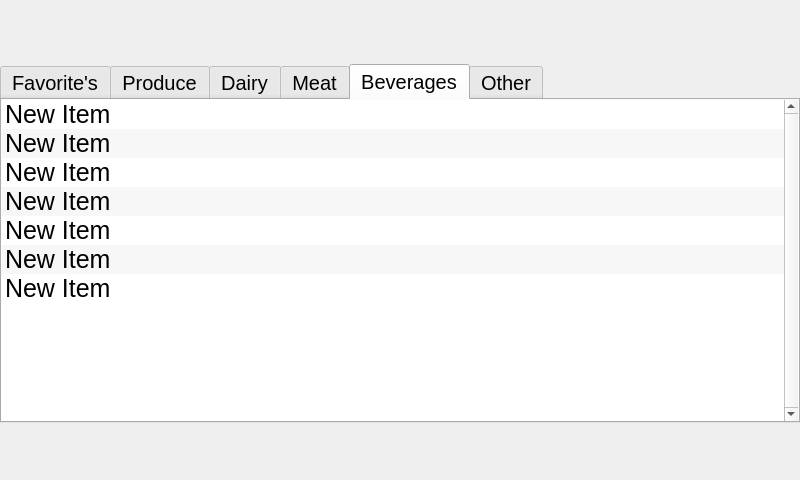
Above: Windows/favoriteWindow.ui from addisonElliott/SmartShopTouchScreen before the change. Below: the same form after it.
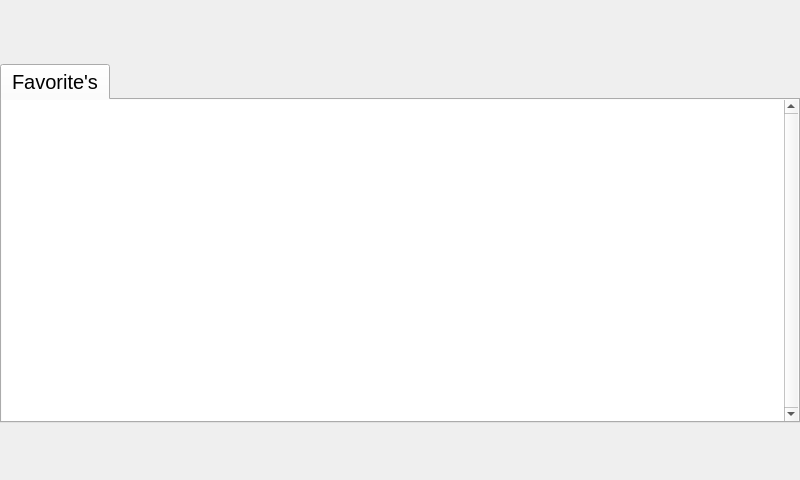
That is the form after the change. The open tabs and pages were chosen to show the change. Icons and pictures are not drawn. Custom widgets are drawn as their Qt base class.

```diff
--- a/Windows/favoriteWindow.ui
+++ b/Windows/favoriteWindow.ui
@@ -42,7 +42,7 @@
   <property name="unifiedTitleAndToolBarOnMac" stdset="0">
    <bool>false</bool>
   </property>
-  <layout class="QGridLayout" name="gridLayout" columnstretch="1,0,0">
+  <layout class="QGridLayout" name="gridLayout" columnstretch="1,1,1">
    <property name="leftMargin">
     <number>0</number>
    </property>
@@ -58,11 +58,25 @@
    <property name="spacing">
     <number>0</number>
    </property>
-   <item row="0" column="0" rowspan="2">
+   <item row="2" column="0" colspan="3">
+    <layout class="QGridLayout" name="gridLayout_5" columnstretch="1,1,1">
+     <property name="leftMargin">
+      <number>0</number>
+     </property>
+     <property name="rightMargin">
+      <number>0</number>
+     </property>
+     <property name="bottomMargin">
+      <number>0</number>
+     </property>
+     <item row="0" column="0">
     <layout class="QHBoxLayout" name="horizontalLayout_2">
      <property name="leftMargin">
       <number>5</number>
      </property>
+       <property name="rightMargin">
+        <number>5</number>
+       </property>
      <item>
       <widget class="QPushButton" name="backBtn">
        <property name="sizePolicy">
@@ -117,20 +131,7 @@
      </item>
     </layout>
    </item>
-   <item row="0" column="2" rowspan="2">
-    <spacer name="horizontalSpacer_5">
-     <property name="orientation">
-      <enum>Qt::Horizontal</enum>
-     </property>
-     <property name="sizeHint" stdset="0">
-      <size>
-       <width>260</width>
-       <height>63</height>
-      </size>
-     </property>
-    </spacer>
-   </item>
-   <item row="0" column="1" rowspan="2">
+     <item row="0" column="1">
     <widget class="QPushButton" name="homeBtn">
      <property name="sizePolicy">
       <sizepolicy hsizetype="Fixed" vsizetype="Maximum">
@@ -163,8 +164,36 @@
      </property>
     </widget>
    </item>
-   <item row="2" column="0" colspan="3">
-    <widget class="QTabWidget" name="tabWidget">
+     <item row="0" column="2">
+      <spacer name="horizontalSpacer_5">
+       <property name="orientation">
+        <enum>Qt::Horizontal</enum>
+       </property>
+       <property name="sizeHint" stdset="0">
+        <size>
+         <width>260</width>
+         <height>63</height>
+        </size>
+       </property>
+      </spacer>
+     </item>
+    </layout>
+   </item>
+   <item row="4" column="0">
+    <spacer name="horizontalSpacer_4">
+     <property name="orientation">
+      <enum>Qt::Horizontal</enum>
+     </property>
+     <property name="sizeHint" stdset="0">
+      <size>
+       <width>40</width>
+       <height>20</height>
+      </size>
+     </property>
+    </spacer>
+   </item>
+   <item row="3" column="0" colspan="3">
+    <widget class="QTabWidget" name="categoryTabWidget">
      <property name="sizePolicy">
       <sizepolicy hsizetype="Expanding" vsizetype="Expanding">
        <horstretch>0</horstretch>
@@ -190,7 +219,7 @@
      <property name="currentIndex">
       <number>1</number>
      </property>
-     <widget class="QWidget" name="tabWidgetPage1">
+     <widget class="QWidget" name="favoritesTab">
       <attribute name="title">
        <string>Favorite's</string>
       </attribute>
@@ -297,179 +326,9 @@
        </item>
       </layout>
      </widget>
-     <widget class="QWidget" name="tabWidgetPage2">
-      <attribute name="title">
-       <string>Produce</string>
-      </attribute>
-      <layout class="QGridLayout" name="gridLayout_2">
-       <item row="1" column="0">
-        <widget class="QLabel" name="label_8">
-         <property name="text">
-          <string>TextLabel</string>
-         </property>
-         <property name="alignment">
-          <set>Qt::AlignCenter</set>
-         </property>
-         <property name="wordWrap">
-          <bool>true</bool>
-         </property>
-        </widget>
-       </item>
-       <item row="0" column="0">
-        <widget class="QLabel" name="label_7">
-         <property name="text">
-          <string>TextLabel</string>
-         </property>
-         <property name="alignment">
-          <set>Qt::AlignCenter</set>
-         </property>
-         <property name="wordWrap">
-          <bool>true</bool>
-         </property>
-        </widget>
-       </item>
-       <item row="1" column="1">
-        <widget class="QPushButton" name="pushButton_13">
-         <property name="sizePolicy">
-          <sizepolicy hsizetype="Minimum" vsizetype="Fixed">
-           <horstretch>0</horstretch>
-           <verstretch>0</verstretch>
-          </sizepolicy>
-         </property>
-         <property name="text">
-          <string>PushButton</string>
-         </property>
-        </widget>
-       </item>
-       <item row="0" column="1">
-        <widget class="QToolButton" name="toolButton_8">
-         <property name="text">
-          <string>PushButton</string>
-         </property>
-        </widget>
-       </item>
-      </layout>
-     </widget>
-     <widget class="QWidget" name="tabWidgetPage3">
-      <attribute name="title">
-       <string>Dairy</string>
-      </attribute>
-     </widget>
-     <widget class="QWidget" name="tabWidgetPage4">
-      <attribute name="title">
-       <string>Meat</string>
-      </attribute>
-     </widget>
-     <widget class="QWidget" name="tabWidgetPage5">
-      <attribute name="title">
-       <string>Beverages</string>
-      </attribute>
-      <layout class="QGridLayout" name="gridLayout_3">
-       <property name="leftMargin">
-        <number>0</number>
-       </property>
-       <property name="topMargin">
-        <number>0</number>
-       </property>
-       <property name="rightMargin">
-        <number>0</number>
-       </property>
-       <property name="bottomMargin">
-        <number>0</number>
-       </property>
-       <item row="0" column="0">
-        <widget class="QListWidget" name="listWidget">
-         <property name="font">
-          <font>
-           <pointsize>19</pointsize>
-          </font>
-         </property>
-         <property name="styleSheet">
-          <string notr="true"/>
-         </property>
-         <property name="frameShape">
-          <enum>QFrame::NoFrame</enum>
-         </property>
-         <property name="frameShadow">
-          <enum>QFrame::Plain</enum>
-         </property>
-         <property name="verticalScrollBarPolicy">
-          <enum>Qt::ScrollBarAlwaysOn</enum>
-         </property>
-         <property name="horizontalScrollBarPolicy">
-          <enum>Qt::ScrollBarAlwaysOff</enum>
-         </property>
-         <property name="editTriggers">
-          <set>QAbstractItemView::NoEditTriggers</set>
-         </property>
-         <property name="dragDropMode">
-          <enum>QAbstractItemView::DragDrop</enum>
-         </property>
-         <property name="defaultDropAction">
-          <enum>Qt::ActionMask</enum>
-         </property>
-         <property name="alternatingRowColors">
-          <bool>true</bool>
-         </property>
-         <property name="selectionMode">
-          <enum>QAbstractItemView::MultiSelection</enum>
-         </property>
-         <property name="verticalScrollMode">
-          <enum>QAbstractItemView::ScrollPerPixel</enum>
-         </property>
-         <property name="horizontalScrollMode">
-          <enum>QAbstractItemView::ScrollPerPixel</enum>
-         </property>
-         <property name="flow">
-          <enum>QListView::TopToBottom</enum>
-         </property>
-         <item>
-          <property name="text">
-           <string>New Item</string>
-          </property>
-         </item>
-         <item>
-          <property name="text">
-           <string>New Item</string>
-          </property>
-         </item>
-         <item>
-          <property name="text">
-           <string>New Item</string>
-          </property>
-         </item>
-         <item>
-          <property name="text">
-           <string>New Item</string>
-          </property>
-         </item>
-         <item>
-          <property name="text">
-           <string>New Item</string>
-          </property>
-         </item>
-         <item>
-          <property name="text">
-           <string>New Item</string>
-          </property>
-         </item>
-         <item>
-          <property name="text">
-           <string>New Item</string>
-          </property>
-         </item>
-        </widget>
-       </item>
-      </layout>
-     </widget>
-     <widget class="QWidget" name="tabWidgetPage6">
-      <attribute name="title">
-       <string>Other</string>
-      </attribute>
-     </widget>
-    </widget>
-   </item>
-   <item row="3" column="1">
+    </widget>
+   </item>
+   <item row="4" column="1">
     <widget class="QWidget" name="floatingBtnWidget" native="true">
      <property name="styleSheet">
       <string notr="true">background-color: rgba(0,0,0,0);</string>
@@ -570,7 +429,7 @@
      </layout>
     </widget>
    </item>
-   <item row="3" column="2">
+   <item row="4" column="2">
     <layout class="QHBoxLayout" name="horizontalLayout_3">
      <item>
       <spacer name="horizontalSpacer_3">
```
Left out of the diff: 10 changed lines with no effect on the pictures. Lines whose indentation alone changed are shown as unchanged.
